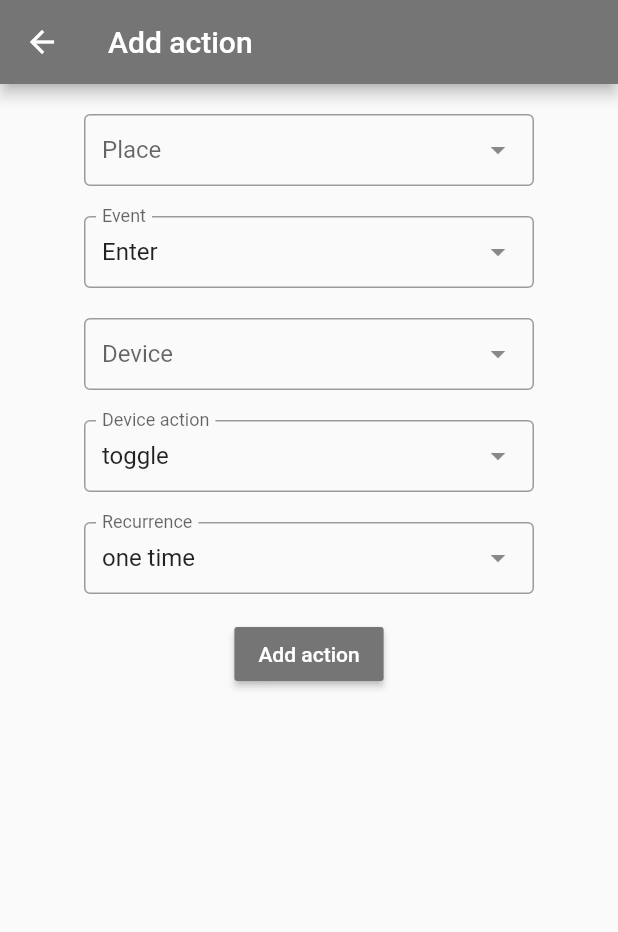
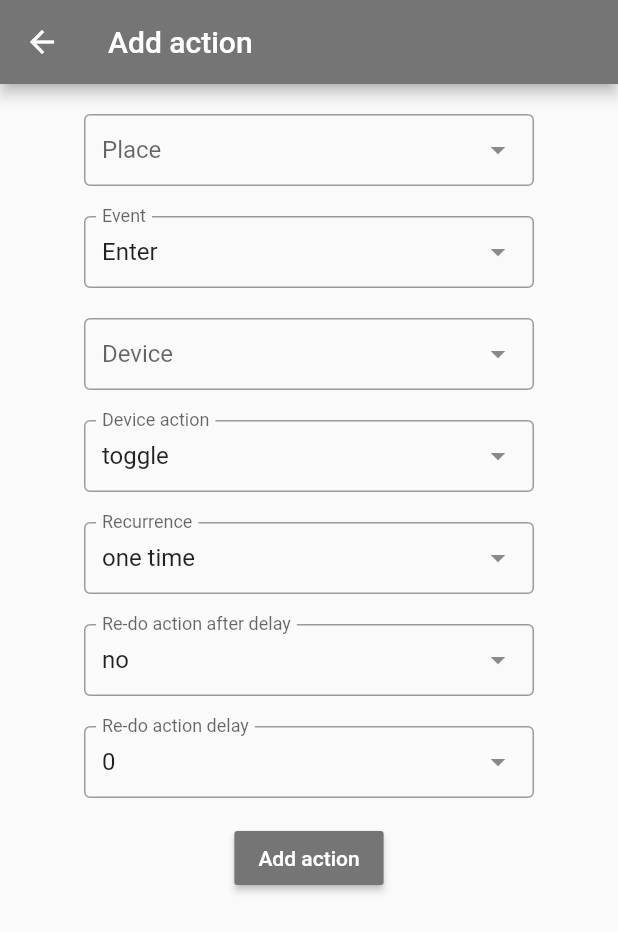
Before and after one commit to MahmoudEzzatAbdul-Rahman/arrive, a Flutter app: the AddGeofenceRuleScreen screen opened by its route, on a phone screen of 412 x 824 dp. Shown: the top 932 px of the screen. Run offline on Flutter 3.47's test engine with Material 2 defaults, Android fonts, the phone set to English and light mode, and no system bars; drawn by our look-alikes of dropdown_search; our stand-ins replace flutter_dotenv, flutter_local_notifications, flutter_spinkit, fluttertoast, google_maps_flutter, local_auth and 1 more; missing offline and left inert: flutter_background_geolocation; accounts and stored records are empty.

Commit message:
added second toggle delay to rules

```diff
--- a/lib/models/geofenceRule.dart
+++ b/lib/models/geofenceRule.dart
@@ -12,13 +12,26 @@ class GeofenceRule {
   Place place;
   EwelinkDevice device;
 //  List<EwelinkDevice> devices; // might support later
+  String event; // ENTER, EXIT
+  String action; // toggle
 
   bool active = true;
   bool persistAfterAction = false; // keep the rule active after it's triggered (suitable for lights, not suitable for gates)
-  String event; // ENTER, EXIT
-  String action; // toggle
+  bool secondToggle = false;
+  int secondToggleTimeout = 0;
 
-  GeofenceRule(this.id, this.userEmail, this.place, this.device, this.event, this.action, {this.active = true, this.persistAfterAction = false});
+  GeofenceRule(
+    this.id,
+    this.userEmail,
+    this.place,
+    this.device,
+    this.event,
+    this.action, {
+    this.active = true,
+    this.persistAfterAction = false,
+    this.secondToggle = false,
+    this.secondToggleTimeout = 0,
+  });
 
   factory GeofenceRule.fromString(String s) => GeofenceRule.fromJson(json.decode(s));
 
@@ -29,8 +42,10 @@ class GeofenceRule {
         EwelinkDevice.fromJson(json["device"]),
         json["event"],
         json["action"],
-        active: json["active"],
-        persistAfterAction: json["persistAfterAction"],
+        active: json["active"] ?? false,
+        persistAfterAction: json["persistAfterAction"] ?? false,
+        secondToggle: json["secondToggle"] ?? false,
+        secondToggleTimeout: json["secondToggleTimeout"] ?? 0,
       );
 
   Map<String, dynamic> toJson() => {
@@ -39,9 +54,11 @@ class GeofenceRule {
         "place": place.toJson(),
         "device": device.toJson(),
         "active": active,
+        "action": action,
         "persistAfterAction": persistAfterAction,
         "event": event,
-        "action": action,
+        "secondToggle": secondToggle,
+        "secondToggleTimeout": secondToggleTimeout,
       };
 
   String toString() => json.encode(toJson());
--- a/lib/screens/devices/DeviceListItem.dart
+++ b/lib/screens/devices/DeviceListItem.dart
@@ -74,8 +74,8 @@ class _DeviceListItemState extends State<DeviceListItem> {
                             ? CircularProgressIndicator()
                             : Switch(
                                 value: widget.device.state == "on",
-                                activeTrackColor: kPrimaryColor,
-                                activeColor: kBoldFontColor,
+                                activeTrackColor: kAddButtonLightColor,
+                                activeColor: kAddButtonDarkColor,
                                 onChanged: (val) {
                                   toggleDevice();
                                 },
--- a/lib/screens/home/addGeofenceRule.dart
+++ b/lib/screens/home/addGeofenceRule.dart
@@ -50,6 +50,8 @@ class _AddGeofenceRuleScreenState extends State<AddGeofenceRuleScreen> {
     String _selectedEvent = 'ENTER';
     String _selectedAction = "toggle";
     bool _selectedpersistAfterAction = false;
+    bool _redoAction = false;
+    int _redoDelay = 0;
 
     void addGeofenceRule() async {
       var localAuth = LocalAuthentication();
@@ -77,6 +79,8 @@ class _AddGeofenceRuleScreenState extends State<AddGeofenceRuleScreen> {
         _selectedAction,
         active: true,
         persistAfterAction: _selectedpersistAfterAction,
+        secondToggle: _redoAction,
+        secondToggleTimeout: _redoDelay,
       );
       print('adding rule $rule');
       rulesList.rules.add(rule);
@@ -92,7 +96,7 @@ class _AddGeofenceRuleScreenState extends State<AddGeofenceRuleScreen> {
           "Add action",
         ),
       ),
-      body: Container(
+      body: SingleChildScrollView(
         padding: new EdgeInsets.symmetric(vertical: 0, horizontal: 10),
         child: Column(
           mainAxisAlignment: MainAxisAlignment.start,
@@ -177,6 +181,32 @@ class _AddGeofenceRuleScreenState extends State<AddGeofenceRuleScreen> {
                             }
                           },
                         ),
+                        SizedBox(height: 20),
+                        DropdownSearch<String>(
+                          mode: Mode.MENU,
+                          label: "Re-do action after delay",
+                          items: ['no', 'yes'],
+                          selectedItem: "no",
+                          onChanged: (String d) {
+                            switch (d) {
+                              case 'no':
+                                _redoAction = false;
+                                break;
+                              case 'yes':
+                                _redoAction = true;
+                                break;
+                            }
+                          },
+                        ),
+                        SizedBox(height: 20),
+                        DropdownSearch<String>(
+                          label: "Re-do action delay",
+                          items: ['0', '5', '10', '15', '20', '25', '30', '35', '40', '45', '50', '55', '60'],
+                          selectedItem: "0",
+                          onChanged: (String val) {
+                            _redoDelay = int.parse(val);
+                          },
+                        ),
                       ],
                     ),
                   ),
--- a/lib/screens/places/placeListItem.dart
+++ b/lib/screens/places/placeListItem.dart
@@ -57,7 +57,7 @@ class _PlaceListItemState extends State<PlaceListItem> {
                           child: RaisedButton(
                             textColor: kDeleteButtonColor,
                             color: kBackgroundColor,
-                            child: Icon(Icons.cancel),
+                            child: Icon(Icons.close),
                             onPressed: () => {deletePlace(place)},
                           ),
                         ),
--- a/lib/utils/localNotifications.dart
+++ b/lib/utils/localNotifications.dart
@@ -4,7 +4,7 @@ import 'package:flutter_local_notifications/flutter_local_notifications.dart';
 class LocalNotifications {
   static void send(String title, String payload) {
     FlutterLocalNotificationsPlugin flutterLocalNotificationsPlugin = new FlutterLocalNotificationsPlugin();
-    var initializationSettingsAndroid = new AndroidInitializationSettings('@mipmap/ic_launcher');
+    var initializationSettingsAndroid = new AndroidInitializationSettings('@drawable/ic_stat_a');
     var initializationSettingsIOS = IOSInitializationSettings(onDidReceiveLocalNotification: null);
     var initializationSettings = InitializationSettings(initializationSettingsAndroid, initializationSettingsIOS);
     flutterLocalNotificationsPlugin.initialize(initializationSettings, onSelectNotification: null);
```
Also changed, not shown: lib/screens/home/ruleListItem.dart (+53 -4 lines), lib/utils/geofence.dart (+20 -4 lines), 1 other file.
